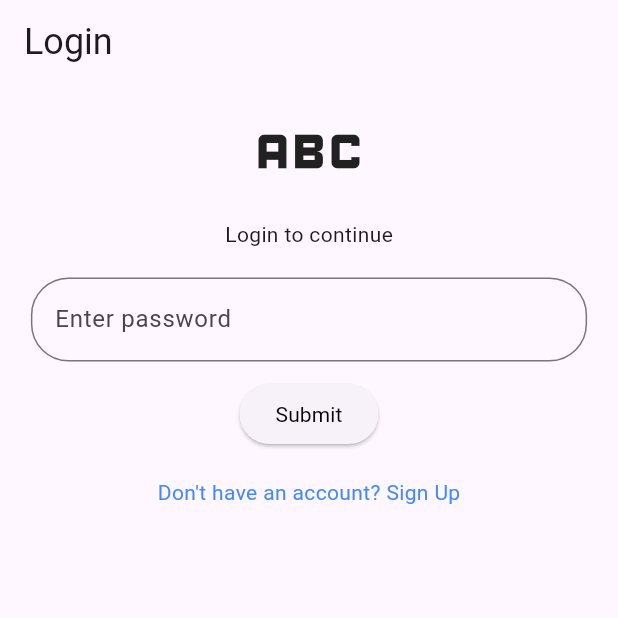
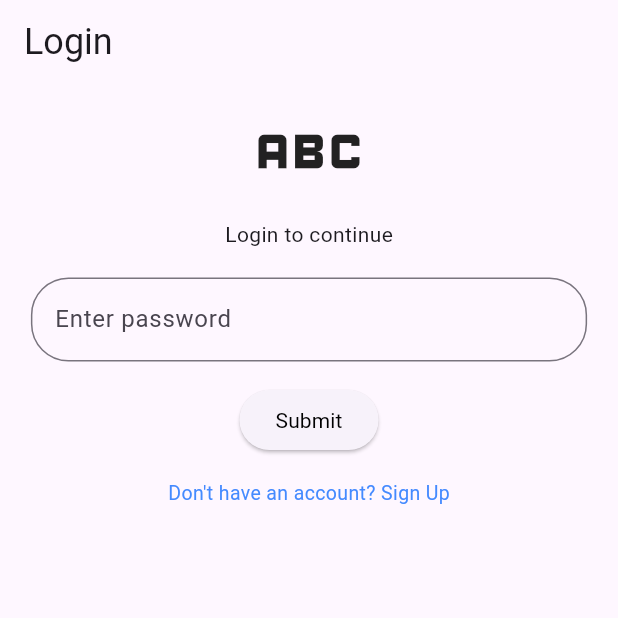
Before and after one commit to uweja-favour/Flutter-To-Do-App, a Flutter app: the screen it shows after launch, on a phone screen of 412 x 824 dp, the top half of it. Run offline on Flutter 3.47's test engine with Material 3 defaults, Android fonts, the phone set to English and light mode, and no system bars; our stand-ins replace hive, hive_flutter; accounts and stored records are empty.

```diff
--- a/lib/main.dart
+++ b/lib/main.dart
@@ -24,7 +24,7 @@ class MyApp extends StatelessWidget {
         '/homepage' : (context) => const TodoPage(),
         '/aboutpage' : (context) => const AboutPage(),
         '/loginpage' : (context) => const LoginPage(),
-        'signuppage': (context) => const SignupPage(),
+        '/signuppage': (context) => const SignupPage(),
 
       },
 
--- a/lib/pages/login_page.dart
+++ b/lib/pages/login_page.dart
@@ -86,7 +86,7 @@ class _LoginPageState extends State<LoginPage> {
                 ),
               ),
               Padding(
-                padding: const EdgeInsets.only(top: 11.0),
+                padding: const EdgeInsets.only(top: 15.0),
                 child: ElevatedButton(
                     onPressed: () {
                     // submit password for verification
@@ -95,18 +95,18 @@ class _LoginPageState extends State<LoginPage> {
                   child: const Text('Submit', style: TextStyle(color: Colors.black, fontWeight: FontWeight.normal))
                 ),
               ),
-              GestureDetector(
-                onTap: () {
-                  Navigator.pushNamed(
-                      context,
-                      'signuppage'
-                    );
-                },
-                child: haveAnAccount ? const Text("") :  const Padding(
-                  padding: EdgeInsets.only(top: 18.0),
-                  child: Text("Don't have an account? Sign Up", style: TextStyle(color: Colors.blueAccent),),
+              if (!haveAnAccount) GestureDetector(
+                  onTap: () {
+                    Navigator.pushNamed(context, '/signuppage');
+                  },
+                  child: const Padding(
+                    padding: EdgeInsets.only(top: 15.0),
+                    child: Text(
+                      "Don't have an account? Sign Up",
+                      style: TextStyle(color: Colors.blueAccent, fontSize: 13),
+                    ),
+                  ),
                 ),
-              ),
 
             ],
           ),
```
